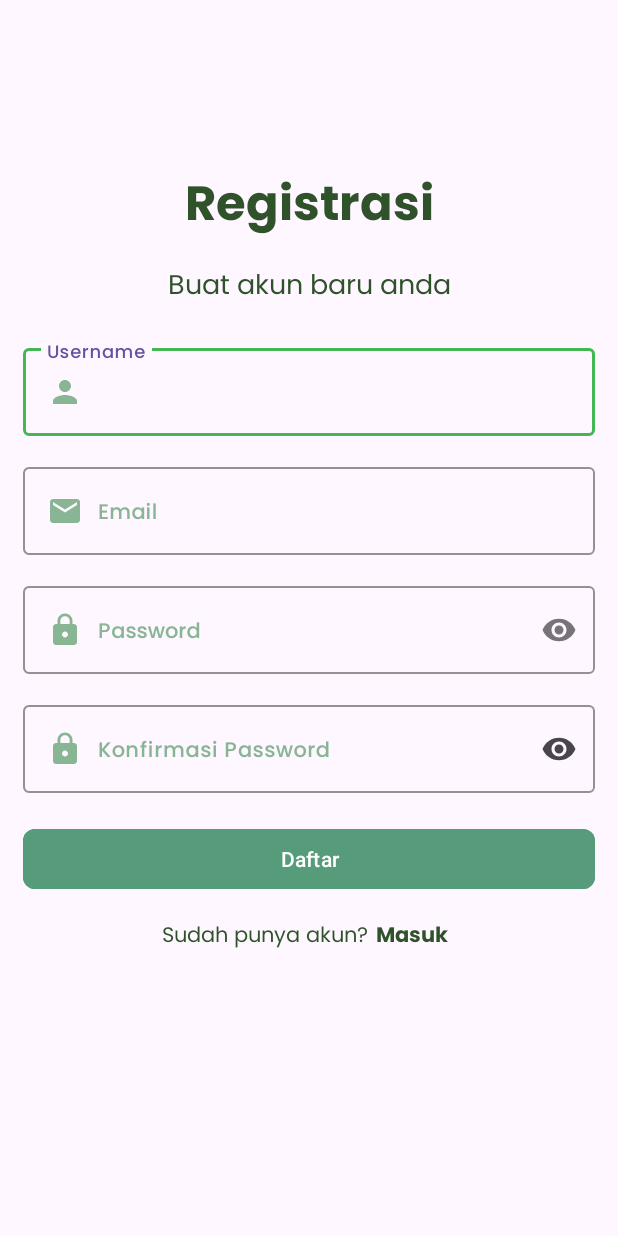
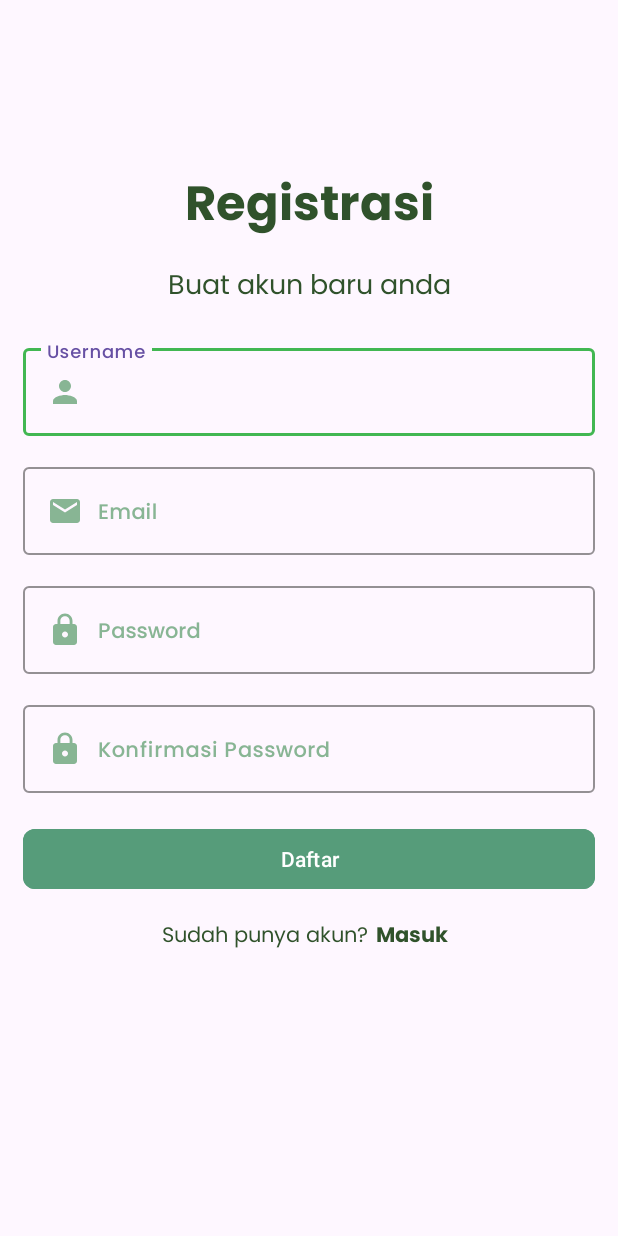
Before and after one commit to YofhiFauda/Bank-Sampah-Digital, an Android app: the screen it shows after launch (RegistrasiActivity), after a tap on "Daftar", on a phone screen of 412 x 824 dp. Run offline under Robolectric (Android 15) with nearby library versions, the phone set to English and light mode, and no system bars; our stand-ins replace Firebase (no records; nobody signed in at launch, a user with empty details on screens opened directly).

Commit message:
Update Registrasi

```diff
--- a/app/src/main/AndroidManifest.xml
+++ b/app/src/main/AndroidManifest.xml
@@ -12,6 +12,9 @@
         android:supportsRtl="true"
         android:theme="@style/Theme.BankSampahDigital"
         tools:targetApi="31">
+        <activity
+            android:name=".MainActivity"
+            android:exported="false" />
         <activity
             android:name=".presentation.common.register.RegistrasiActivity"
             android:exported="false" />
--- a/app/src/main/java/com/sampah/banksampahdigital/presentation/common/onboarding/OnboardingActivity.kt
+++ b/app/src/main/java/com/sampah/banksampahdigital/presentation/common/onboarding/OnboardingActivity.kt
@@ -19,26 +19,10 @@ class OnboardingActivity : AppCompatActivity() {
         binding = ActivityOnboardingBinding.inflate(layoutInflater)
         setContentView(binding.root)
 
-        val actionbar = supportActionBar
-        actionbar!!.setDisplayHomeAsUpEnabled(true)
-
-
-        setupView()
         setupAction()
     }
 
-    private fun setupView() {
-        @Suppress("DEPRECATION")
-        if (Build.VERSION.SDK_INT >= Build.VERSION_CODES.R) {
-            window.insetsController?.hide(WindowInsets.Type.statusBars())
-        } else {
-            window.setFlags(
-                WindowManager.LayoutParams.FLAG_FULLSCREEN,
-                WindowManager.LayoutParams.FLAG_FULLSCREEN
-            )
-        }
-        supportActionBar?.hide()
-    }
+
 
     private fun setupAction() {
         binding.btnLogin.setOnClickListener {
--- a/app/src/main/java/com/sampah/banksampahdigital/presentation/common/register/RegistrasiActivity.kt
+++ b/app/src/main/java/com/sampah/banksampahdigital/presentation/common/register/RegistrasiActivity.kt
@@ -1,12 +1,94 @@
 package com.sampah.banksampahdigital.presentation.common.register
 
+import android.content.Intent
+import android.os.Build
 import androidx.appcompat.app.AppCompatActivity
 import android.os.Bundle
+import android.view.WindowInsets
+import android.view.WindowManager
+import android.widget.Toast
+import androidx.appcompat.app.AlertDialog
+import com.google.firebase.auth.FirebaseAuth
+import com.google.firebase.firestore.FirebaseFirestore
+import com.sampah.banksampahdigital.databinding.ActivityRegistrasiBinding
+import com.sampah.banksampahdigital.presentation.common.login.LoginActivity
 import com.sampah.banksampahdigital.R
 
 class RegistrasiActivity : AppCompatActivity() {
+
+    private lateinit var binding: ActivityRegistrasiBinding
+    private lateinit var firebaseAuth: FirebaseAuth
+    private lateinit var firestore: FirebaseFirestore
+
     override fun onCreate(savedInstanceState: Bundle?) {
         super.onCreate(savedInstanceState)
-        setContentView(R.layout.activity_registrasi)
+        binding = ActivityRegistrasiBinding.inflate(layoutInflater)
+        setContentView(binding.root)
+
+        firebaseAuth = FirebaseAuth.getInstance()
+
+        register()
+        setupAction()
+    }
+
+
+
+    private fun register(){
+        binding.btnRegistrasi.setOnClickListener {
+            val username = binding.edRegisterName.text.toString()
+            val email = binding.edRegisterEmail.text.toString().trim()
+            val password = binding.edRegisterPassword.text.toString().trim()
+            val konfirmPassword = binding.edRegisterKonfirmPassword.text.toString().trim()
+
+            when{
+                username.isEmpty() -> {
+                    binding.edRegisterName.error = resources.getString(R.string.message_validation, "username")
+                }
+                email.isEmpty() -> {
+                    binding.edRegisterEmail.error = resources.getString(R.string.message_validation, "email")
+                }
+                password.isEmpty() -> {
+                    binding.edRegisterPassword.error = resources.getString(R.string.message_validation, "password")
+                }
+                konfirmPassword.isEmpty() -> {
+                    binding.edRegisterKonfirmPassword.error = resources.getString(R.string.message_validation, "konfirmasi password")
+                }
+                else -> {
+                    if (username.isNotEmpty() && email.isNotEmpty() && password.isNotEmpty()){
+                        firebaseAuth.createUserWithEmailAndPassword(email, password).addOnCompleteListener {
+                            if (password == konfirmPassword){
+                                if (it.isSuccessful){
+                                    AlertDialog.Builder(this@RegistrasiActivity).apply {
+                                        setTitle("Yeah!")
+                                        setMessage("Your account successfully created!")
+                                        setPositiveButton("Next") { _, _ ->
+                                            finish()
+                                        }
+                                        create()
+                                        show()
+                                    }
+                                }
+                                else {
+                                    Toast.makeText(this, "Please Try Again", Toast.LENGTH_SHORT).show()
+                                }
+                            }else{
+                                Toast.makeText(this, "Please create same password", Toast.LENGTH_SHORT).show()
+                            }
+                        }
+                    }
+                    else {
+                        Toast.makeText(this, resources.getString(R.string.signup_error), Toast.LENGTH_SHORT).show()
+                    }
+                }
+            }
+        }
+
+    }
+
+    private fun setupAction() {
+        binding.tvSignIn.setOnClickListener {
+            startActivity(Intent(this, LoginActivity::class.java))
+            finish()
+        }
     }
 }
--- a/app/src/main/java/com/sampah/banksampahdigital/presentation/common/splashscreen/SplashScreenActivity.kt
+++ b/app/src/main/java/com/sampah/banksampahdigital/presentation/common/splashscreen/SplashScreenActivity.kt
@@ -20,7 +20,6 @@ class SplashScreenActivity : AppCompatActivity() {
         binding = ActivitySplashScreenBinding.inflate(layoutInflater)
         setContentView(binding.root)
 
-        supportActionBar?.hide()
 
         binding.progressBar.visibility = View.VISIBLE
 
--- a/app/src/main/res/layout/activity_registrasi.xml
+++ b/app/src/main/res/layout/activity_registrasi.xml
@@ -59,6 +59,7 @@
         android:textColorHint="@color/greenMedium"
         app:boxBackgroundMode="outline"
         app:boxStrokeColor="@color/greenLight"
+        app:boxStrokeErrorColor="@color/redLight"
         app:layout_constraintTop_toBottomOf="@+id/guidelineHorizontal">
 
         <com.sampah.banksampahdigital.presentation.custom.CustomUsername
@@ -66,6 +67,8 @@
             android:layout_width="match_parent"
             android:layout_height="wrap_content"
             android:hint="@string/username"
+            android:autofillHints="username"
+            android:textColor="@color/greenDeep"
             android:drawablePadding="10dp"
             android:fontFamily="@font/poppins_medium"
             android:textSize="14sp"
@@ -90,6 +93,7 @@
         android:textColorHint="@color/greenMedium"
         app:boxBackgroundMode="outline"
         app:boxStrokeColor="@color/greenLight"
+        app:boxStrokeErrorColor="@color/redLight"
         app:layout_constraintTop_toBottomOf="@+id/nameEditTextLayout">
 
         <com.sampah.banksampahdigital.presentation.custom.CustomEmail
@@ -98,6 +102,8 @@
             android:minHeight="50dp"
             android:drawableStart="@drawable/ic_baseline_email_24"
             android:drawablePadding="10dp"
+            android:autofillHints="emailAddress"
+            android:textColor="@color/greenDeep"
             android:layout_width="match_parent"
             android:layout_height="wrap_content"
             android:fontFamily="@font/poppins_medium"
@@ -123,7 +129,7 @@
         android:textColorHint="@color/greenMedium"
         app:boxBackgroundMode="outline"
         app:boxStrokeColor="@color/greenLight"
-        app:endIconMode="password_toggle">
+        app:boxStrokeErrorColor="@color/redLight">
 
         <com.sampah.banksampahdigital.presentation.custom.CustomPassword
             android:id="@+id/ed_register_password"
@@ -131,6 +137,8 @@
             android:layout_height="wrap_content"
             android:ems="10"
             android:drawableStart="@drawable/ic_baseline_lock_24"
+            android:autofillHints="password"
+            android:textColor="@color/greenDeep"
             android:drawablePadding="10dp"
             android:fontFamily="@font/poppins_medium"
             android:textSize="14sp"
@@ -153,7 +161,6 @@
         android:textColorHint="@color/greenMedium"
         app:boxBackgroundMode="outline"
         app:boxStrokeColor="@color/greenLight"
-        app:endIconMode="password_toggle"
         app:layout_constraintEnd_toEndOf="parent"
         app:layout_constraintStart_toStartOf="parent"
         app:layout_constraintTop_toBottomOf="@+id/passwordEditTextLayout">
@@ -164,6 +171,8 @@
             android:layout_height="wrap_content"
             android:drawableStart="@drawable/ic_baseline_lock_24"
             android:drawablePadding="10dp"
+            android:autofillHints="password"
+            android:textColor="@color/greenDeep"
             android:ems="10"
             android:fontFamily="@font/poppins_medium"
             android:textSize="14sp"
```
Also changed, not shown: app/src/main/java/com/sampah/banksampahdigital/MainActivity.kt (added, +11 -0 lines), app/src/main/res/layout/activity_main.xml (added, +9 -0 lines).
